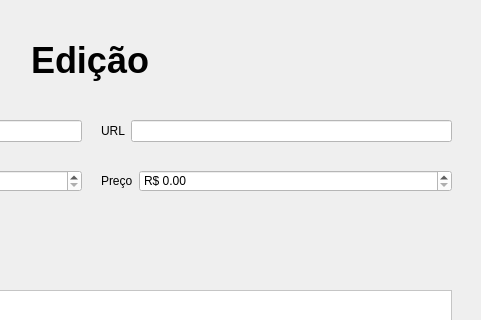
Old version of the form edicao.ui in the repository ThiagoFBastos/Cursos---Qt; both pictures show x 319 to 800 and y 0 to 320 of the 800 by 632 pixel window.
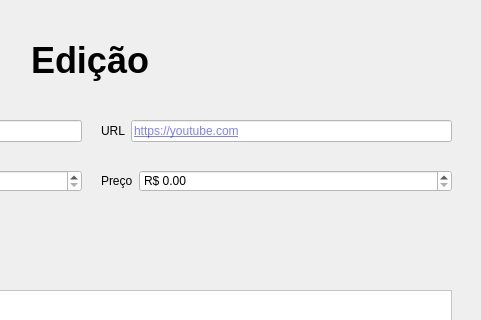
New version of the form.

Commit message: feat: adicionando tooltip aos elementos da janela de edição de cursos

Diff of the .ui file:
```diff
--- a/edicao.ui
+++ b/edicao.ui
@@ -40,6 +40,9 @@
 	background-color: white;
 }</string>
        </property>
+       <property name="placeholderText">
+        <string>https://youtube.com</string>
+       </property>
       </widget>
      </item>
     </layout>
```
Left out of the diff: 18 changed lines with no effect on the pictures.
